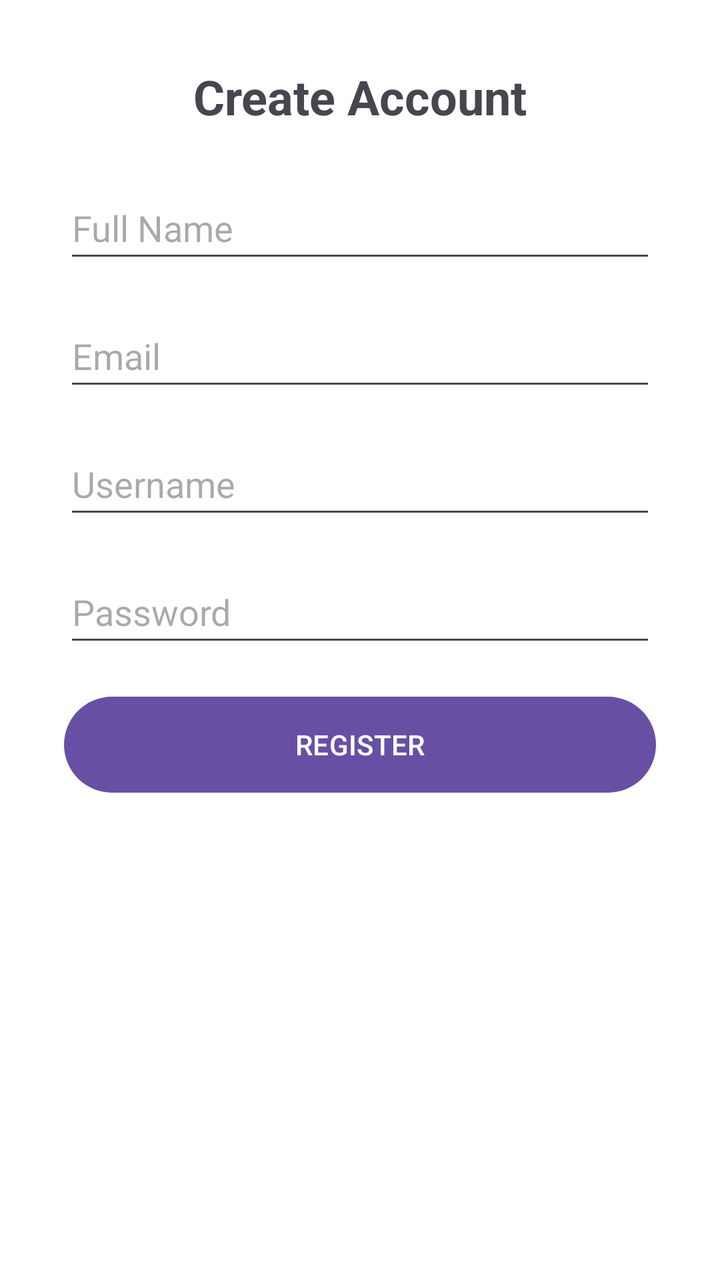
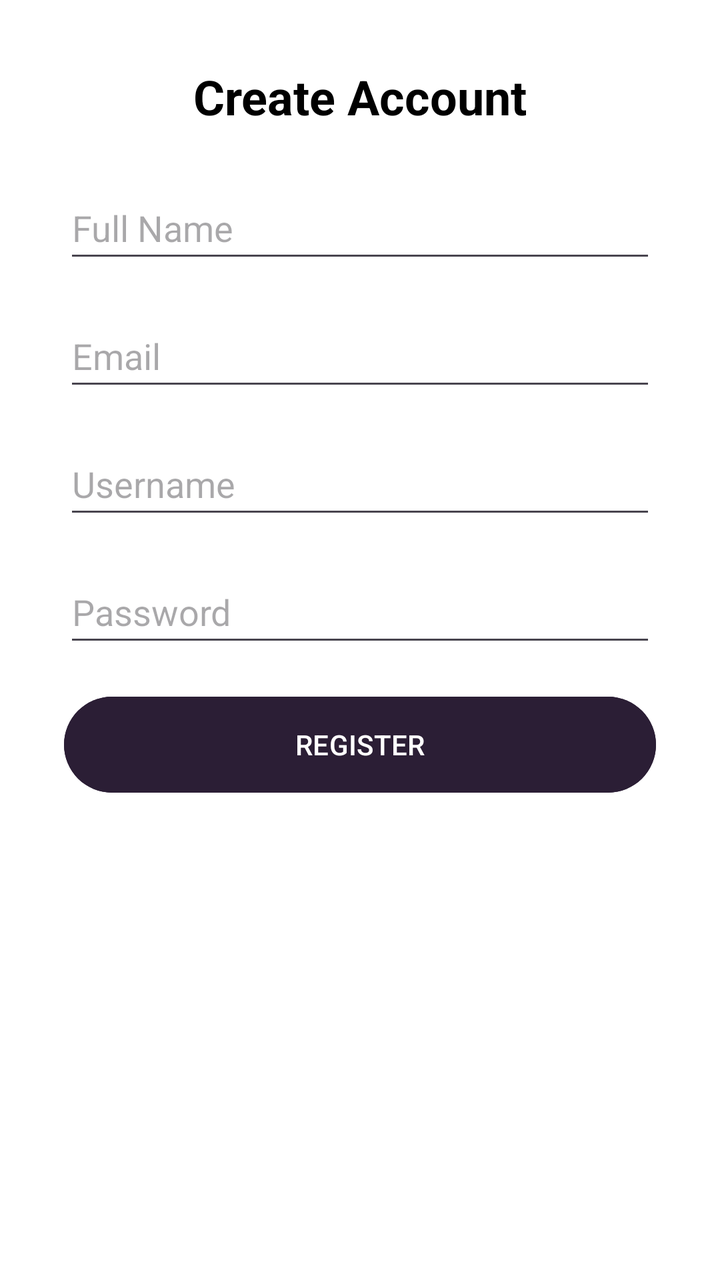

Screens rendered from an Android XML layout before and after an edit, with the pre-edit source and the edit as a unified diff.
<!-- AndroidManifest.xml: application theme Theme.QuickCommerceApplication -->
<!-- res/layout/activity_register.xml -->
<?xml version="1.0" encoding="utf-8"?>
<ScrollView
    xmlns:android="http://schemas.android.com/apk/res/android"
    android:layout_width="match_parent"
    android:layout_height="match_parent"
    android:fillViewport="true"
    android:background="@color/zepto_white"
    >

    <LinearLayout
        android:layout_width="match_parent"
        android:layout_height="wrap_content"
        android:orientation="vertical"
        android:padding="32dp"
        android:layout_gravity="center_vertical">

        <TextView
            android:layout_width="match_parent"
            android:layout_height="wrap_content"
            android:text="Create Account"
            android:textSize="24sp"
            android:textStyle="bold"
            android:layout_marginBottom="24dp"
            android:textAlignment="center"/>

        <EditText
            android:id="@+id/etFullName"
            android:layout_width="match_parent"
            android:layout_height="wrap_content"
            android:hint="Full Name"
            android:inputType="textPersonName"
            android:minHeight="48dp"
            android:layout_marginBottom="16dp"/>

        <EditText
            android:id="@+id/etEmail"
            android:layout_width="match_parent"
            android:layout_height="wrap_content"
            android:hint="Email"
            android:inputType="textEmailAddress"
            android:minHeight="48dp"
            android:layout_marginBottom="16dp"/>

        <EditText
            android:id="@+id/etUsernameReg"
            android:layout_width="match_parent"
            android:layout_height="wrap_content"
            android:hint="Username"
            android:inputType="text"
            android:minHeight="48dp"
            android:layout_marginBottom="16dp"/>

        <EditText
            android:id="@+id/etPasswordReg"
            android:layout_width="match_parent"
            android:layout_height="wrap_content"
            android:hint="Password"
            android:inputType="textPassword"
            android:minHeight="48dp"
            android:layout_marginBottom="16dp"/>

        <Button
            android:id="@+id/btnRegister"
            android:layout_width="match_parent"
            android:layout_height="56dp"
            android:text="REGISTER"/>
    </LinearLayout>

</ScrollView>
<!-- resources referenced by this layout -->
<resources>
  <color name="zepto_white">#FFFFFF</color>
  <style name="Theme.QuickCommerceApplication" parent="Base.Theme.QuickCommerceApplication" />
  <style name="Base.Theme.QuickCommerceApplication" parent="Theme.Material3.DayNight.NoActionBar">
          
          
      </style>
</resources>

<!-- the commit's change to res/layout/activity_register.xml (unified diff, before → after) -->
@@ -19,6 +19,7 @@
             android:layout_height="wrap_content"
             android:text="Create Account"
             android:textSize="24sp"
+            android:textColor="@color/black"
             android:textStyle="bold"
             android:layout_marginBottom="24dp"
             android:textAlignment="center"/>
@@ -63,7 +64,9 @@
             android:id="@+id/btnRegister"
             android:layout_width="match_parent"
             android:layout_height="56dp"
-            android:text="REGISTER"/>
+            android:textColor="@color/zepto_white"
+            android:text="REGISTER"
+            android:backgroundTint="@color/zepto_bleached_cedar"/>
     </LinearLayout>
 
 </ScrollView>
<!-- resource entries referenced after the edit -->
@@ -1,5 +1,7 @@
 <!-- resources referenced by this layout -->
 <resources>
+  <color name="black">#000000</color>
+  <color name="zepto_bleached_cedar">#2B1E35</color>
   <color name="zepto_white">#FFFFFF</color>
   <style name="Theme.QuickCommerceApplication" parent="Base.Theme.QuickCommerceApplication" />
   <style name="Base.Theme.QuickCommerceApplication" parent="Theme.Material3.DayNight.NoActionBar">
